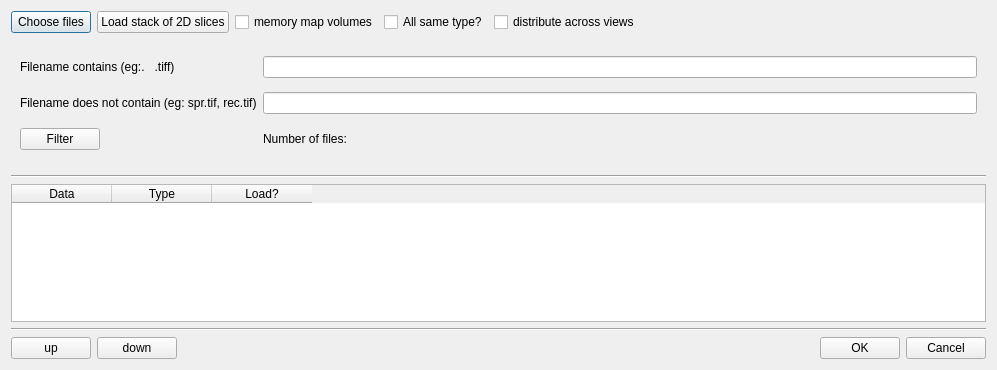
Above: vpv/ui/views/ui_importer.ui from VCCRI/vpv before the change. Below: the same form after it.
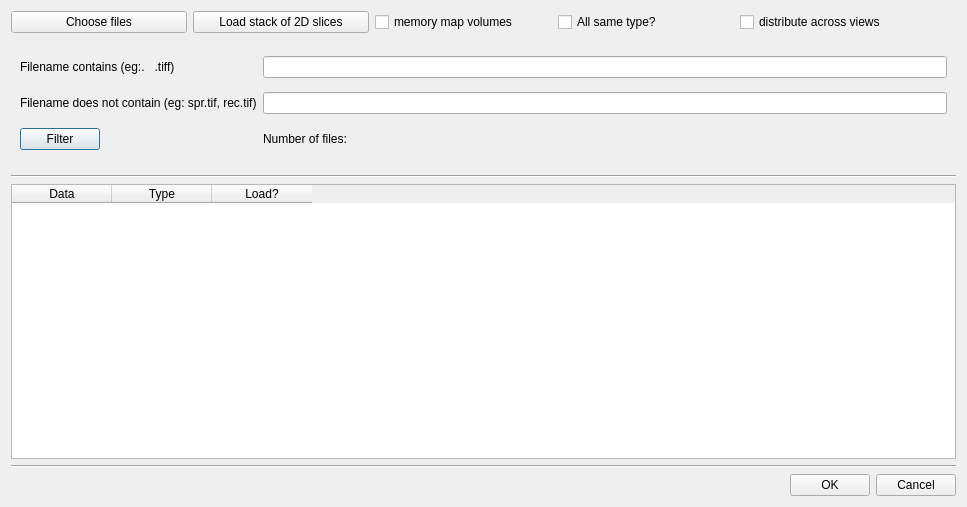
That is the form after the change.

Diff of the .ui file:
```diff
--- a/vpv/ui/views/ui_importer.ui
+++ b/vpv/ui/views/ui_importer.ui
@@ -6,12 +6,12 @@
    <rect>
     <x>0</x>
     <y>0</y>
-    <width>997</width>
-    <height>370</height>
+    <width>967</width>
+    <height>507</height>
    </rect>
   </property>
   <property name="sizePolicy">
-   <sizepolicy hsizetype="Maximum" vsizetype="Preferred">
+   <sizepolicy hsizetype="Fixed" vsizetype="Fixed">
     <horstretch>0</horstretch>
     <verstretch>0</verstretch>
    </sizepolicy>
@@ -25,75 +25,8 @@
   <property name="windowTitle">
    <string>Dialog</string>
   </property>
-  <layout class="QVBoxLayout" name="verticalLayout">
-   <item>
-    <layout class="QHBoxLayout" name="horizontalLayout">
-     <item>
-      <widget class="QPushButton" name="pushButtonChooseFile">
-       <property name="sizePolicy">
-        <sizepolicy hsizetype="Fixed" vsizetype="Fixed">
-         <horstretch>0</horstretch>
-         <verstretch>0</verstretch>
-        </sizepolicy>
-       </property>
-       <property name="text">
-        <string>Choose files</string>
-       </property>
-      </widget>
-     </item>
-     <item>
-      <widget class="QPushButton" name="pushButtonChoseDir">
-       <property name="sizePolicy">
-        <sizepolicy hsizetype="Fixed" vsizetype="Fixed">
-         <horstretch>0</horstretch>
-         <verstretch>0</verstretch>
-        </sizepolicy>
-       </property>
-       <property name="text">
-        <string>Load stack of 2D slices</string>
-       </property>
-      </widget>
-     </item>
-     <item>
-      <widget class="QCheckBox" name="checkBoxMemoryMap">
-       <property name="text">
-        <string>memory map volumes</string>
-       </property>
-       <property name="checked">
-        <bool>false</bool>
-       </property>
-      </widget>
-     </item>
-     <item>
-      <widget class="QCheckBox" name="checkBoxAllSameType">
-       <property name="text">
-        <string>All same type?</string>
-       </property>
-      </widget>
-     </item>
-     <item>
-      <widget class="QCheckBox" name="checkBoxDistrbute">
-       <property name="text">
-        <string>distribute across views</string>
-       </property>
-      </widget>
-     </item>
-     <item>
-      <spacer name="horizontalSpacer">
-       <property name="orientation">
-        <enum>Qt::Horizontal</enum>
-       </property>
-       <property name="sizeHint" stdset="0">
-        <size>
-         <width>40</width>
-         <height>20</height>
-        </size>
-       </property>
-      </spacer>
-     </item>
-    </layout>
-   </item>
-   <item>
+  <layout class="QGridLayout" name="gridLayout_2">
+   <item row="1" column="0">
     <layout class="QVBoxLayout" name="verticalLayoutVirtualStack">
      <item>
       <widget class="QWidget" name="virtualStackWidget" native="true">
@@ -106,6 +39,12 @@
        <layout class="QGridLayout" name="gridLayout">
         <item row="0" column="0">
          <widget class="QLabel" name="label">
+          <property name="sizePolicy">
+           <sizepolicy hsizetype="Fixed" vsizetype="Preferred">
+            <horstretch>0</horstretch>
+            <verstretch>0</verstretch>
+           </sizepolicy>
+          </property>
           <property name="text">
            <string>Filename contains (eg:.   .tiff)</string>
           </property>
@@ -166,15 +105,21 @@
      </item>
     </layout>
    </item>
-   <item>
+   <item row="2" column="0">
     <widget class="Line" name="line_2">
      <property name="orientation">
       <enum>Qt::Horizontal</enum>
      </property>
     </widget>
    </item>
-   <item>
+   <item row="3" column="0">
     <widget class="QTableWidget" name="table">
+     <property name="sizePolicy">
+      <sizepolicy hsizetype="MinimumExpanding" vsizetype="MinimumExpanding">
+       <horstretch>0</horstretch>
+       <verstretch>0</verstretch>
+      </sizepolicy>
+     </property>
      <property name="lineWidth">
       <number>2</number>
      </property>
@@ -201,29 +146,15 @@
      </column>
     </widget>
    </item>
-   <item>
+   <item row="4" column="0">
     <widget class="Line" name="line">
      <property name="orientation">
       <enum>Qt::Horizontal</enum>
      </property>
     </widget>
    </item>
-   <item>
+   <item row="5" column="0">
     <layout class="QHBoxLayout" name="horizontalLayout_2">
-     <item>
-      <widget class="QPushButton" name="pushButtonUp">
-       <property name="text">
-        <string>up</string>
-       </property>
-      </widget>
-     </item>
-     <item>
-      <widget class="QPushButton" name="pushButtonDown">
-       <property name="text">
-        <string>down</string>
-       </property>
-      </widget>
-     </item>
      <item>
       <spacer name="horizontalSpacer_2">
        <property name="orientation">
@@ -253,6 +184,94 @@
      </item>
     </layout>
    </item>
+   <item row="0" column="0">
+    <layout class="QHBoxLayout" name="horizontalLayout">
+     <item>
+      <widget class="QPushButton" name="pushButtonChooseFile">
+       <property name="sizePolicy">
+        <sizepolicy hsizetype="Preferred" vsizetype="Preferred">
+         <horstretch>0</horstretch>
+         <verstretch>0</verstretch>
+        </sizepolicy>
+       </property>
+       <property name="text">
+        <string>Choose files</string>
+       </property>
+      </widget>
+     </item>
+     <item>
+      <widget class="QPushButton" name="pushButtonChoseDir">
+       <property name="sizePolicy">
+        <sizepolicy hsizetype="Preferred" vsizetype="Preferred">
+         <horstretch>0</horstretch>
+         <verstretch>0</verstretch>
+        </sizepolicy>
+       </property>
+       <property name="text">
+        <string>Load stack of 2D slices</string>
+       </property>
+      </widget>
+     </item>
+     <item>
+      <widget class="QCheckBox" name="checkBoxMemoryMap">
+       <property name="sizePolicy">
+        <sizepolicy hsizetype="Preferred" vsizetype="Preferred">
+         <horstretch>0</horstretch>
+         <verstretch>0</verstretch>
+        </sizepolicy>
+       </property>
+       <property name="text">
+        <string>memory map volumes</string>
+       </property>
+       <property name="checked">
+        <bool>false</bool>
+       </property>
+      </widget>
+     </item>
+     <item>
+      <widget class="QCheckBox" name="checkBoxAllSameType">
+       <property name="sizePolicy">
+        <sizepolicy hsizetype="Preferred" vsizetype="Preferred">
+         <horstretch>0</horstretch>
+         <verstretch>0</verstretch>
+        </sizepolicy>
+       </property>
+       <property name="text">
+        <string>All same type?</string>
+       </property>
+      </widget>
+     </item>
+     <item>
+      <widget class="QCheckBox" name="checkBoxDistrbute">
+       <property name="sizePolicy">
+        <sizepolicy hsizetype="Preferred" vsizetype="Preferred">
+         <horstretch>0</horstretch>
+         <verstretch>0</verstretch>
+        </sizepolicy>
+       </property>
+       <property name="text">
+        <string>distribute across views</string>
+       </property>
+      </widget>
+     </item>
+     <item>
+      <spacer name="horizontalSpacer">
+       <property name="orientation">
+        <enum>Qt::Horizontal</enum>
+       </property>
+       <property name="sizeType">
+        <enum>QSizePolicy::Preferred</enum>
+       </property>
+       <property name="sizeHint" stdset="0">
+        <size>
+         <width>40</width>
+         <height>20</height>
+        </size>
+       </property>
+      </spacer>
+     </item>
+    </layout>
+   </item>
   </layout>
  </widget>
  <resources/>
```
Left out of the diff: 6 changed lines with no effect on the pictures.
